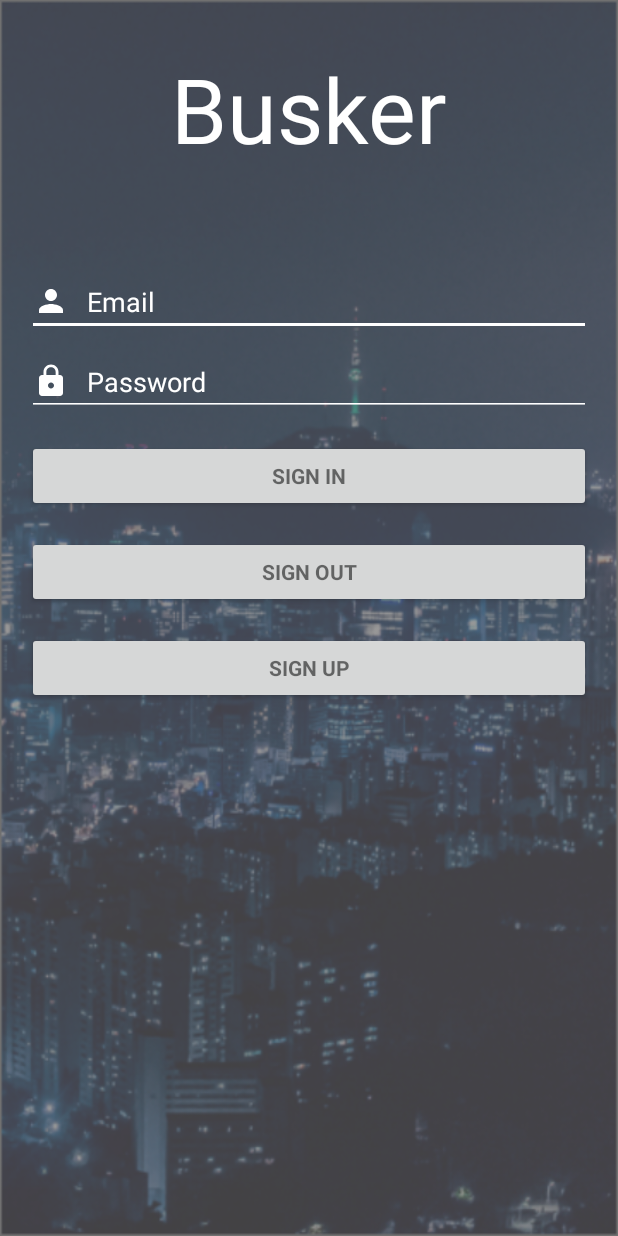
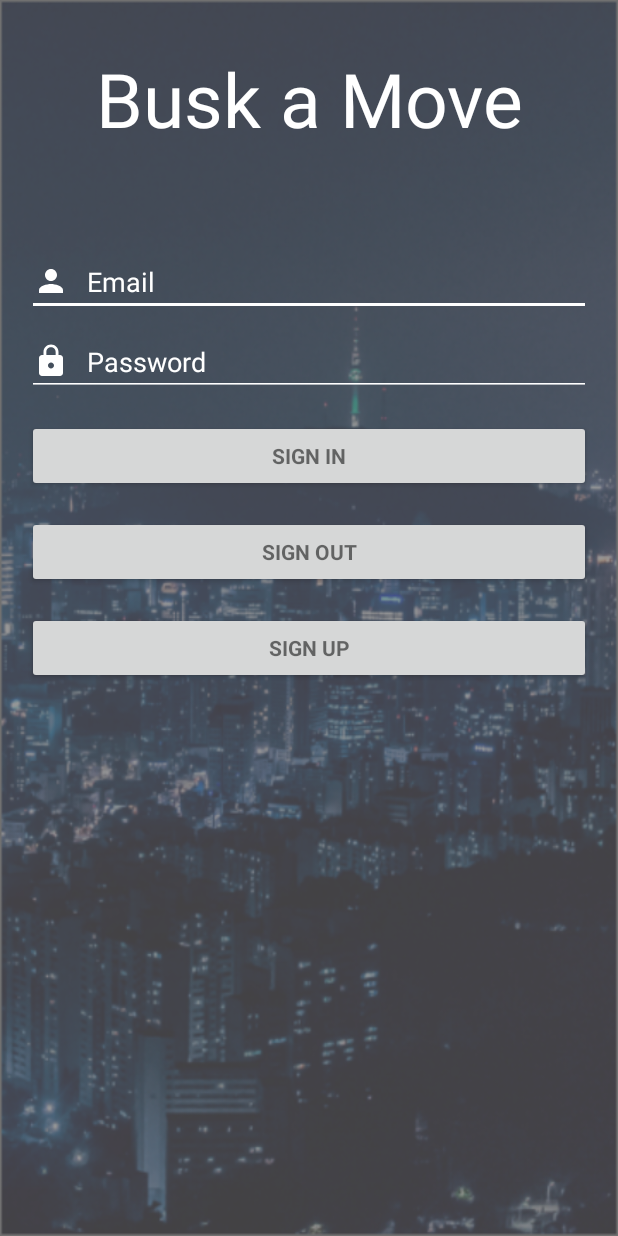
Before and after one commit to lychuang/mobile_team3, an Android app: the screen it shows after launch (LoginActivity), on a phone screen of 412 x 824 dp. Run offline under Robolectric (Android 15) with nearby library versions, the phone set to English and light mode, and no system bars; our stand-ins replace Firebase (no records; nobody signed in at launch, a user with empty details on screens opened directly), androidx.preference.

Commit message:
Named the app.

```diff
--- a/app/src/main/res/layout/activity_login.xml
+++ b/app/src/main/res/layout/activity_login.xml
@@ -27,11 +27,11 @@
                 android:layout_width="match_parent"
                 android:layout_height="wrap_content"
                 android:textAlignment="center"
-                android:textSize="60sp"
+                android:textSize="50sp"
                 android:textColor="@color/colorWhite"
                 android:paddingTop="16dp"
                 android:paddingBottom="16dp"
-                android:text="Busker" />
+                android:text="Busk a Move" />
 
 
             <EditText
```
